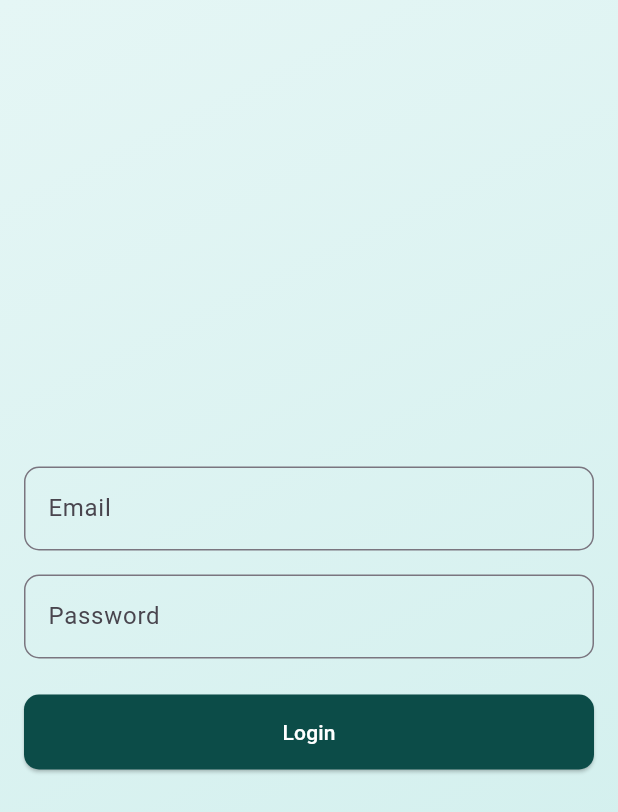
After one commit to Gagan-Saini-GS/tracker, a Flutter app: the LoginForm screen opened by its route, after a tap on "Login", on a phone screen of 412 x 824 dp. The commit adds this screen. Shown: the top 812 px of the screen. Run offline on Flutter 3.47's test engine with Material 3 defaults, Android fonts, the phone set to English and light mode, and no system bars; our stand-ins replace flutter_riverpod, flutter_secure_storage, go_router, syncfusion_flutter_charts; accounts and stored records are empty; network calls fail.

Commit message:
Added login form and it's API calls

```diff
--- /dev/null
+++ b/lib/api/api_service.dart
@@ -0,0 +1,73 @@
+import 'dart:convert';
+import 'package:flutter/material.dart';
+import 'package:http/http.dart' as http;
+
+class ApiService {
+  final String baseUrl;
+
+  // Optional: You can pass your JWT token here
+  final String? authToken;
+
+  ApiService({required this.baseUrl, this.authToken});
+
+  // GET request
+  Future<dynamic> get(String endpoint) async {
+    final response = await http.get(
+      Uri.parse('$baseUrl$endpoint'),
+      headers: _buildHeaders(),
+    );
+    return _processResponse(response);
+  }
+
+  // POST request
+  Future<dynamic> post(String endpoint, Map<String, dynamic> body) async {
+    debugPrint(
+      "Base URL ${Uri.parse('$baseUrl$endpoint')}, Body ${jsonEncode(body)}",
+    );
+    final response = await http.post(
+      Uri.parse('$baseUrl$endpoint'),
+      headers: _buildHeaders(),
+      body: jsonEncode(body),
+    );
+    debugPrint("Base Response: $response");
+    return _processResponse(response);
+  }
+
+  // DELETE request
+  Future<dynamic> delete(String endpoint) async {
+    final response = await http.delete(
+      Uri.parse('$baseUrl$endpoint'),
+      headers: _buildHeaders(),
+    );
+    return _processResponse(response);
+  }
+
+  // Builds the request headers
+  Map<String, String> _buildHeaders() {
+    final headers = {
+      'Content-Type': 'application/json',
+      'Accept': 'application/json',
+    };
+
+    if (authToken != null && authToken!.isNotEmpty) {
+      headers['Authorization'] = 'Bearer $authToken';
+    }
+
+    debugPrint("Header $headers");
+    return headers;
+  }
+
+  // Handles status codes & errors
+  dynamic _processResponse(http.Response response) {
+    final statusCode = response.statusCode;
+    final body = response.body.isNotEmpty ? jsonDecode(response.body) : null;
+
+    debugPrint("Response $body");
+
+    if (statusCode >= 200 && statusCode < 300) {
+      return body;
+    } else {
+      throw Exception('API Error: $statusCode - ${response.body}');
+    }
+  }
+}
--- /dev/null
+++ b/lib/providers/api_service_provider.dart
@@ -0,0 +1,10 @@
+import 'package:flutter_riverpod/flutter_riverpod.dart';
+import 'package:tracker/api/api_service.dart';
+
+final apiServiceProvider = Provider<ApiService>((ref) {
+  final authToken = ref.watch(authTokenProvider);
+  return ApiService(baseUrl: 'http://10.0.2.2:8000/', authToken: authToken);
+});
+
+// Example: you might also have an authTokenProvider
+final authTokenProvider = StateProvider<String?>((ref) => null);
--- /dev/null
+++ b/lib/providers/auth_token_provider.dart
@@ -0,0 +1,7 @@
+import 'package:flutter_riverpod/flutter_riverpod.dart';
+import 'package:tracker/storage/auth_token_storage.dart';
+
+// A simple provider for your storage class
+final authTokenStorageProvider = Provider<AuthTokenStorage>((ref) {
+  return AuthTokenStorage();
+});
--- /dev/null
+++ b/lib/providers/login_provider.dart
@@ -0,0 +1,128 @@
+import 'package:flutter/material.dart';
+import 'package:flutter_riverpod/flutter_riverpod.dart';
+import 'package:go_router/go_router.dart';
+import 'package:tracker/providers/api_service_provider.dart';
+import 'package:tracker/providers/auth_token_provider.dart';
+
+class LoginFormState {
+  final String email;
+  final String password;
+  final bool isLoading;
+  final String? emailError;
+  final String? passwordError;
+
+  LoginFormState({
+    this.email = '',
+    this.password = '',
+    this.isLoading = false,
+    this.emailError,
+    this.passwordError,
+  });
+
+  LoginFormState copyWith({
+    String? email,
+    String? password,
+    bool? isLoading,
+    String? emailError,
+    String? passwordError,
+  }) {
+    return LoginFormState(
+      email: email ?? this.email,
+      password: password ?? this.password,
+      isLoading: isLoading ?? this.isLoading,
+      emailError: emailError,
+      passwordError: passwordError,
+    );
+  }
+}
+
+class LoginFormNotifier extends StateNotifier<LoginFormState> {
+  final Ref ref;
+  LoginFormNotifier(this.ref) : super(LoginFormState());
+
+  void setEmail(String email) {
+    state = state.copyWith(email: email, emailError: null);
+  }
+
+  void setPassword(String password) {
+    state = state.copyWith(password: password, passwordError: null);
+  }
+
+  bool _validate() {
+    bool isValid = true;
+
+    if (!_isValidEmail(state.email)) {
+      state = state.copyWith(emailError: 'Enter a valid email');
+      isValid = false;
+    }
+
+    if (state.password.length < 6) {
+      state = state.copyWith(
+        passwordError: 'Password must be at least 6 characters',
+      );
+      isValid = false;
+    }
+
+    return isValid;
+  }
+
+  bool _isValidEmail(String email) {
+    final emailRegex = RegExp(r'^[\w-\.]+@([\w-]+\.)+[\w-]{2,4} $');
+    return emailRegex.hasMatch(email);
+  }
+
+  Future<void> submit(BuildContext context, WidgetRef ref) async {
+    if (!_validate() && !mounted) return;
+
+    state = state.copyWith(
+      isLoading: true,
+      emailError: null,
+      passwordError: null,
+    );
+
+    try {
+      final api = ref.read(apiServiceProvider);
+      final authTokenStorage = ref.read(authTokenStorageProvider);
+
+      debugPrint("====================");
+      debugPrint(state.email);
+      debugPrint(state.emailError);
+      debugPrint("====================");
+      debugPrint(state.password);
+      debugPrint(state.passwordError);
+      debugPrint("====================");
+
+      final response = await api.post('auth/login', {
+        'email': state.email,
+        'password': state.password,
+      });
+      // Assume response contains a 'token' field
+      final token = response['data']['accessToken'] as String?;
+      debugPrint("Token $token");
+      if (token != null) {
+        await authTokenStorage.saveToken(token);
+        ref.read(authTokenProvider.notifier).state = token;
+        if (mounted) {
+          context.go("/home");
+        }
+      } else {
+        state = state.copyWith(
+          emailError: 'Login failed',
+          passwordError: 'Invalid credentials',
+        );
+      }
+    } catch (e) {
+      state = state.copyWith(
+        emailError: 'Login failed',
+        passwordError: 'Invalid credentials',
+      );
+    } finally {
+      state = state.copyWith(isLoading: false);
+    }
+  }
+}
+
+final loginFormProvider =
+    StateNotifierProvider<LoginFormNotifier, LoginFormState>((ref) {
+      return LoginFormNotifier(ref);
+    });
--- /dev/null
+++ b/lib/providers/signup_provider.dart
@@ -0,0 +1,106 @@
+import 'package:flutter/material.dart';
+import 'package:flutter_riverpod/flutter_riverpod.dart';
+import 'package:go_router/go_router.dart';
+
+class SignupFormState {
+  final String name;
+  final String email;
+  final String password;
+  final bool isLoading;
+
+  final String? nameError;
+  final String? emailError;
+  final String? passwordError;
+
+  SignupFormState({
+    this.name = '',
+    this.email = '',
+    this.password = '',
+    this.isLoading = false,
+    this.nameError,
+    this.emailError,
+    this.passwordError,
+  });
+
+  SignupFormState copyWith({
+    String? name,
+    String? email,
+    String? password,
+    bool? isLoading,
+    String? nameError,
+    String? emailError,
+    String? passwordError,
+  }) {
+    return SignupFormState(
+      name: name ?? this.name,
+      email: email ?? this.email,
+      password: password ?? this.password,
+      isLoading: isLoading ?? this.isLoading,
+      nameError: nameError,
+      emailError: emailError,
+      passwordError: passwordError,
+    );
+  }
+}
+
+class SignupFormNotifier extends StateNotifier<SignupFormState> {
+  SignupFormNotifier() : super(SignupFormState());
+
+  void setName(String name) {
+    state = state.copyWith(name: name, nameError: null);
+  }
+
+  void setEmail(String email) {
+    state = state.copyWith(email: email, emailError: null);
+  }
+
+  void setPassword(String password) {
+    state = state.copyWith(password: password, passwordError: null);
+  }
+
+  bool _validate() {
+    bool isValid = true;
+
+    if (state.name.trim().isEmpty) {
+      state = state.copyWith(nameError: 'Name is required');
+      isValid = false;
+    }
+
+    if (!_isValidEmail(state.email)) {
+      state = state.copyWith(emailError: 'Enter a valid email');
+      isValid = false;
+    }
+
+    if (state.password.length < 6) {
+      state = state.copyWith(
+        passwordError: 'Password must be at least 6 characters',
+      );
+      isValid = false;
+    }
+
+    return isValid;
+  }
+
+  bool _isValidEmail(String email) {
+    final emailRegex = RegExp(r'^[\w-\.]+@([\w-]+\.)+[\w-]{2,4}$');
+    return emailRegex.hasMatch(email);
+  }
+
+  Future<void> submit(BuildContext context) async {
+    if (!_validate() && !mounted) return;
+
+    state = state.copyWith(isLoading: true);
+
+    await Future.delayed(const Duration(seconds: 2)); // Fake API
+
+    state = state.copyWith(isLoading: false);
+
+    context.go("/home");
+    // TODO: Handle real signup logic
+  }
+}
+
+final signupFormProvider =
+    StateNotifierProvider<SignupFormNotifier, SignupFormState>((ref) {
+      return SignupFormNotifier();
+    });
--- a/lib/routes/app_router.dart
+++ b/lib/routes/app_router.dart
@@ -1,4 +1,6 @@
 import 'package:go_router/go_router.dart';
+import 'package:tracker/screens/onboarding/login_form.dart';
+import 'package:tracker/screens/onboarding/signup_form.dart';
 import 'package:tracker/screens/transaction/add_transaction_screen.dart';
 import '../screens/splash/splash_screen.dart';
 import '../screens/onboarding/onboarding_screen.dart';
@@ -15,6 +17,8 @@ final GoRouter appRouter = GoRouter(
       path: '/onboarding',
       builder: (context, state) => const OnboardingScreen(),
     ),
+    GoRoute(path: '/login', builder: (context, state) => const LoginForm()),
+    GoRoute(path: '/signup', builder: (context, state) => const SignupForm()),
     GoRoute(path: '/home', builder: (context, state) => const HomeScreen()),
     GoRoute(
       path: '/statistics',
--- /dev/null
+++ b/lib/screens/onboarding/login_form.dart
@@ -0,0 +1,97 @@
+import 'package:flutter/material.dart';
+import 'package:flutter_riverpod/flutter_riverpod.dart';
+import 'package:tracker/providers/login_provider.dart';
+import 'package:tracker/utils/constants.dart';
+
+class LoginForm extends ConsumerWidget {
+  const LoginForm({super.key});
+
+  @override
+  Widget build(BuildContext context, WidgetRef ref) {
+    final form = ref.watch(loginFormProvider);
+    final formNotifier = ref.read(loginFormProvider.notifier);
+
+    return Scaffold(
+      // backgroundColor: scaffoldColor,
+      body: SafeArea(
+        child: Stack(
+          children: [
+            Container(
+              width: double.infinity,
+              height: double.infinity,
+              decoration: BoxDecoration(
+                gradient: LinearGradient(
+                  colors: onboardingGradient,
+                  begin: Alignment.topLeft,
+                  end: Alignment.bottomRight,
+                ),
+              ),
+            ),
+            Padding(
+              padding: const EdgeInsets.symmetric(horizontal: 16, vertical: 8),
+              child: Column(
+                mainAxisAlignment: MainAxisAlignment.center,
+                children: [
+                  TextField(
+                    onChanged: formNotifier.setEmail,
+                    keyboardType: TextInputType.emailAddress,
+                    decoration: InputDecoration(
+                      labelText: 'Email',
+                      hintText: 'Enter Email',
+                      errorText: form.emailError,
+                      border: OutlineInputBorder(
+                        borderRadius: BorderRadius.circular(10),
+                      ),
+                    ),
+                  ),
+                  const SizedBox(height: 16),
+                  TextField(
+                    onChanged: formNotifier.setPassword,
+                    obscureText: true,
+                    decoration: InputDecoration(
+                      labelText: 'Password',
+                      hintText: 'Enter password',
+                      errorText: form.passwordError,
+                      border: OutlineInputBorder(
+                        borderRadius: BorderRadius.circular(10),
+                      ),
+                    ),
+                  ),
+                  const SizedBox(height: 24),
+                  SizedBox(
+                    width: double.infinity,
+                    height: 50,
+                    child: ElevatedButton(
+                      onPressed: form.isLoading
+                          ? null
+                          : () {
+                              formNotifier.submit(context, ref);
+                            },
+                      style: ElevatedButton.styleFrom(
+                        backgroundColor: darkGreenColor,
+                        foregroundColor: whiteColor,
+                        shape: RoundedRectangleBorder(
+                          borderRadius: BorderRadius.circular(10),
+                        ),
+                      ),
+                      child: form.isLoading
+                          ? const SizedBox(
+                              width: 20,
+                              height: 20,
+                              child: CircularProgressIndicator(
+                                color: Colors.white,
+                                strokeWidth: 2,
+                              ),
+                            )
+                          : const Text('Login'),
+                    ),
+                  ),
+                ],
+              ),
+            ),
+          ],
+        ),
+      ),
+    );
+  }
+}
--- a/pubspec.yaml
+++ b/pubspec.yaml
@@ -38,6 +38,8 @@ dependencies:
   syncfusion_flutter_charts: ^30.1.40
   intl: ^0.20.2
   flutter_riverpod: ^2.6.1
+  http: ^1.4.0
+  flutter_secure_storage: ^9.2.4
 
 dev_dependencies:
   flutter_test:
```
Also changed, not shown: lib/screens/onboarding/onboarding_screen.dart (+5 -3 lines), lib/screens/onboarding/signup_form.dart (added, +65 -0 lines), lib/screens/profile/profile_screen.dart (+47 -36 lines), lib/storage/auth_token_storage.dart (added, +20 -0 lines), pubspec.lock, 5 other files.
